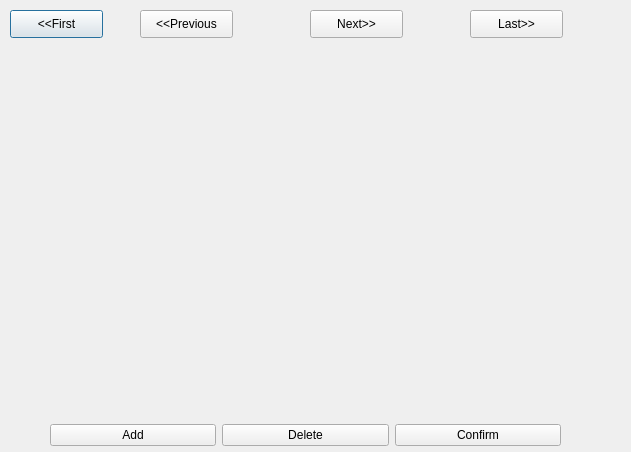
Old version of the form src/Cpluspluswork/Forms/form.ui in the repository wutb15/C-work.
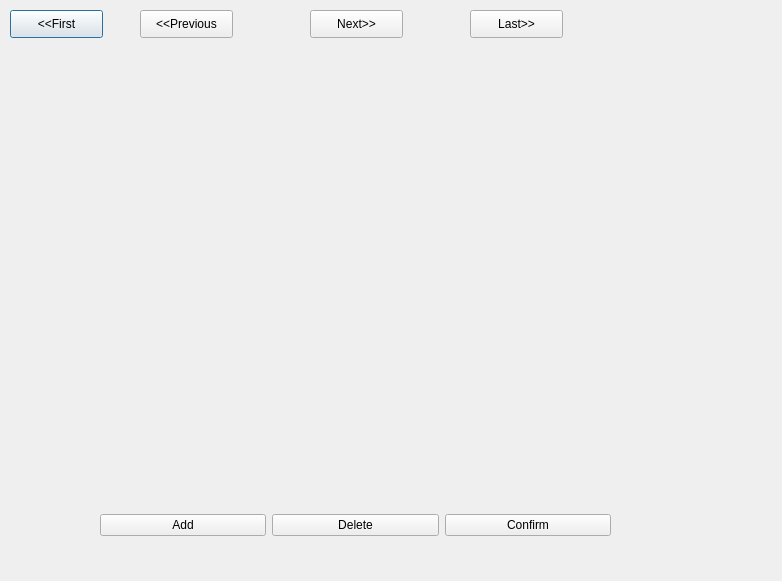
New version of the form. Icons and pictures are not drawn.

The edit to the form file:
```diff
--- a/src/Cpluspluswork/Forms/form.ui
+++ b/src/Cpluspluswork/Forms/form.ui
@@ -6,8 +6,8 @@
    <rect>
     <x>0</x>
     <y>0</y>
-    <width>631</width>
-    <height>452</height>
+    <width>782</width>
+    <height>581</height>
    </rect>
   </property>
   <property name="windowTitle">
@@ -72,10 +72,10 @@
   <widget class="QWidget" name="gridLayoutWidget">
    <property name="geometry">
     <rect>
-     <x>-40</x>
-     <y>10</y>
-     <width>611</width>
-     <height>371</height>
+     <x>10</x>
+     <y>50</y>
+     <width>721</width>
+     <height>451</height>
     </rect>
    </property>
    <layout class="QGridLayout" name="gridLayout"/>
@@ -83,8 +83,8 @@
   <widget class="QWidget" name="layoutWidget">
    <property name="geometry">
     <rect>
-     <x>50</x>
-     <y>420</y>
+     <x>100</x>
+     <y>510</y>
      <width>511</width>
      <height>30</height>
     </rect>
```
